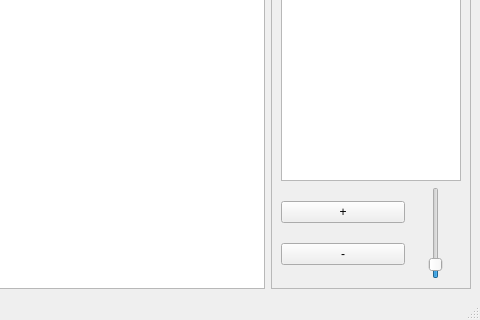
This is qt/traffic/mainwindow.ui in pirxus/VUT-FIT-ICP-project as Qt 5 draws it before an edit; both pictures show x 469 to 949 and y 144 to 464 of the 949 by 464 pixel window. The edited form follows.
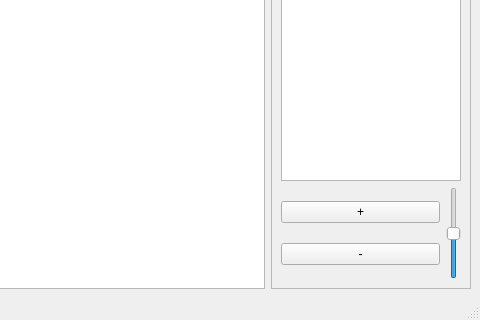
This is the edited form.

Commit message: make zoom be more balanced

What changed in the file:
```diff
--- a/qt/traffic/mainwindow.ui
+++ b/qt/traffic/mainwindow.ui
@@ -125,8 +125,14 @@
            </property>
            <property name="minimumSize">
             <size>
-             <width>50</width>
-             <height>50</height>
+             <width>0</width>
+             <height>0</height>
+            </size>
+           </property>
+           <property name="maximumSize">
+            <size>
+             <width>16777215</width>
+             <height>16777215</height>
             </size>
            </property>
            <property name="baseSize">
@@ -145,11 +151,17 @@
             <number>100</number>
            </property>
            <property name="value">
-            <number>10</number>
+            <number>50</number>
+           </property>
+           <property name="tracking">
+            <bool>false</bool>
            </property>
            <property name="orientation">
             <enum>Qt::Vertical</enum>
            </property>
+           <property name="invertedAppearance">
+            <bool>false</bool>
+           </property>
           </widget>
          </item>
         </layout>
```
The commit also changes 1 other file.
